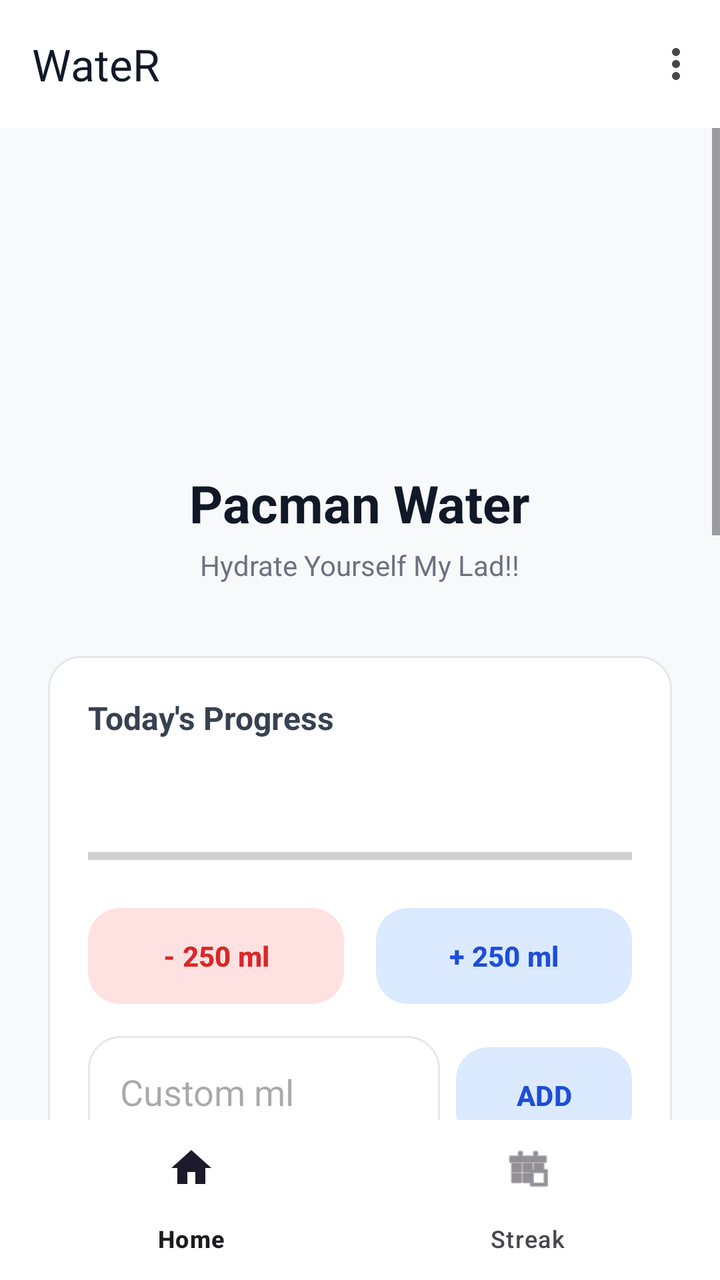
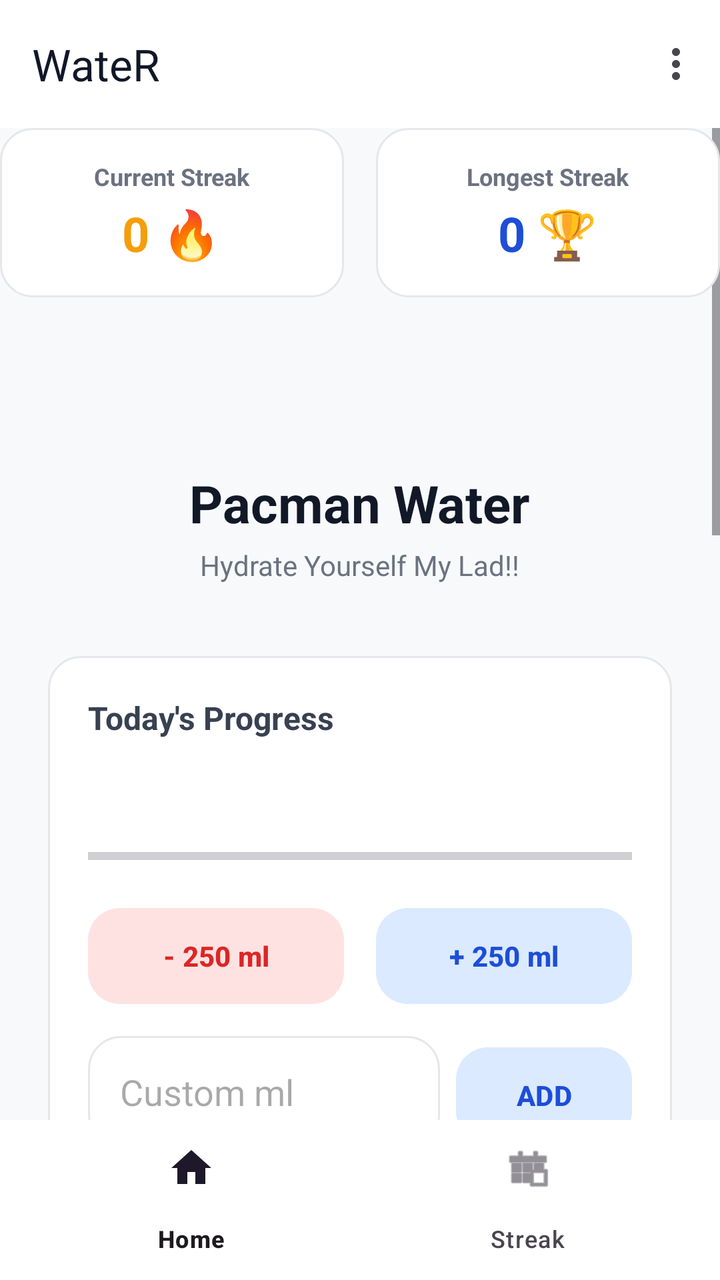

An Android layout rendered at two revisions. The XML below is the earlier revision; the diff shows what the commit changed to produce the second picture.
<!-- AndroidManifest.xml: application theme Theme.WateR -->
<!-- res/layout/activity_main.xml -->
<?xml version="1.0" encoding="utf-8"?>
<RelativeLayout xmlns:android="http://schemas.android.com/apk/res/android"
    xmlns:app="http://schemas.android.com/apk/res-auto"
    android:layout_width="match_parent"
    android:layout_height="match_parent"
    android:background="#F8F9FA">

    
    <com.google.android.material.appbar.AppBarLayout
        android:id="@+id/appBarLayout"
        android:layout_width="match_parent"
        android:layout_height="wrap_content"
        android:layout_alignParentTop="true">

        <com.google.android.material.appbar.MaterialToolbar
            android:id="@+id/topAppBar"
            android:layout_width="match_parent"
            android:layout_height="?attr/actionBarSize"
            app:title="WateR"
            app:titleTextColor="#111827"
            android:background="#FFFFFF"
            app:menu="@menu/main_menu" />
    </com.google.android.material.appbar.AppBarLayout>

    <FrameLayout
        android:layout_width="match_parent"
        android:layout_height="match_parent"
        android:layout_below="@id/appBarLayout"
        android:layout_above="@id/bottomNavigation">

        
        
        
        <ScrollView
            android:id="@+id/screenHome"
            android:layout_width="match_parent"
            android:layout_height="match_parent"
            android:fillViewport="true">

            <LinearLayout
                android:layout_width="match_parent"
                android:layout_height="wrap_content"
                android:orientation="vertical"
                android:padding="24dp"
                android:gravity="center_horizontal">

                <ImageView
                    android:id="@+id/appLogo"
                    android:layout_width="90dp"
                    android:layout_height="90dp"
                    android:layout_marginTop="40dp"
                    android:contentDescription="@string/app_logo_desc"
                    android:src="@mipmap/ic_launcher" />

                <TextView
                    android:layout_width="wrap_content"
                    android:layout_height="wrap_content"
                    android:layout_marginTop="16dp"
                    android:text="@string/title_text"
                    android:textColor="#111827"
                    android:textSize="26sp"
                    android:textStyle="bold" />

                <TextView
                    android:layout_width="wrap_content"
                    android:layout_height="wrap_content"
                    android:layout_marginTop="4dp"
                    android:layout_marginBottom="36dp"
                    android:text="@string/subtitle_text"
                    android:textColor="#6B7280"
                    android:textSize="14sp" />

                
                <LinearLayout
                    android:layout_width="match_parent"
                    android:layout_height="wrap_content"
                    android:orientation="vertical"
                    android:background="@drawable/bg_input_field"
                    android:padding="20dp"
                    android:layout_marginBottom="24dp">

                    <TextView
                        android:layout_width="wrap_content"
                        android:layout_height="wrap_content"
                        android:text="@string/todays_progress"
                        android:textColor="#374151"
                        android:textSize="16sp"
                        android:textStyle="bold" />

                    <TextView
                        android:id="@+id/progressText"
                        android:layout_width="wrap_content"
                        android:layout_height="wrap_content"
                        android:textColor="#3B82F6"
                        android:textSize="24sp"
                        android:textStyle="bold"
                        android:layout_marginTop="8dp" />

                    <ProgressBar
                        android:id="@+id/progressBar"
                        style="?android:attr/progressBarStyleHorizontal"
                        android:layout_width="match_parent"
                        android:layout_height="12dp"
                        android:layout_marginTop="12dp"
                        android:max="2500"
                        android:progress="0"
                        android:progressTint="#3B82F6" />

                    <LinearLayout
                        android:layout_width="match_parent"
                        android:layout_height="wrap_content"
                        android:orientation="horizontal"
                        android:layout_marginTop="16dp"
                        android:weightSum="2">

                        <com.google.android.material.button.MaterialButton
                            android:id="@+id/btnSubSmall"
                            android:layout_width="0dp"
                            android:layout_height="56dp"
                            android:layout_weight="1"
                            android:layout_marginEnd="8dp"
                            android:text="@string/sub_250_ml"
                            app:backgroundTint="#FEE2E2"
                            android:textColor="#DC2626"
                            app:cornerRadius="16dp"
                            app:elevation="0dp"
                            android:textStyle="bold" />

                        <com.google.android.material.button.MaterialButton
                            android:id="@+id/btnAddSmall"
                            android:layout_width="0dp"
                            android:layout_height="56dp"
                            android:layout_weight="1"
                            android:layout_marginStart="8dp"
                            android:text="@string/add_250_ml"
                            app:backgroundTint="#DBEAFE"
                            android:textColor="#1D4ED8"
                            app:cornerRadius="16dp"
                            app:elevation="0dp"
                            android:textStyle="bold" />
                    </LinearLayout>

                    <LinearLayout
                        android:layout_width="match_parent"
                        android:layout_height="wrap_content"
                        android:orientation="horizontal"
                        android:layout_marginTop="12dp">

                        <EditText
                            android:id="@+id/customAmountInput"
                            android:layout_width="0dp"
                            android:layout_height="56dp"
                            android:layout_weight="1"
                            android:background="@drawable/bg_input_field"
                            android:hint="@string/custom_ml_hint"
                            android:inputType="number"
                            android:autofillHints="none"
                            android:paddingHorizontal="16dp"
                            android:layout_marginEnd="8dp"
                            android:textColor="#111827" />

                        <com.google.android.material.button.MaterialButton
                            android:id="@+id/btnAddCustom"
                            android:layout_width="wrap_content"
                            android:layout_height="56dp"
                            app:backgroundTint="#DBEAFE"
                            android:paddingHorizontal="24dp"
                            android:text="@string/add_btn"
                            android:textColor="#1D4ED8"
                            app:cornerRadius="16dp"
                            app:elevation="0dp"
                            android:textStyle="bold" />
                    </LinearLayout>
                </LinearLayout>

                
                <LinearLayout
                    android:layout_width="match_parent"
                    android:layout_height="wrap_content"
                    android:orientation="vertical"
                    android:layout_marginBottom="24dp">

                    <TextView
                        android:layout_width="wrap_content"
                        android:layout_height="wrap_content"
                        android:text="@string/goal_label"
                        android:textColor="#374151"
                        android:textSize="14sp"
                        android:textStyle="bold"
                        android:layout_marginBottom="8dp" />

                    <LinearLayout
                        android:layout_width="match_parent"
                        android:layout_height="wrap_content"
                        android:orientation="horizontal">

                        <EditText
                            android:id="@+id/goalInput"
                            android:layout_width="0dp"
                            android:layout_height="56dp"
                            android:layout_weight="1"
                            android:background="@drawable/bg_input_field"
                            android:hint="@string/goal_hint"
                            android:inputType="numberDecimal"
                            android:autofillHints="none"
                            android:paddingHorizontal="16dp"
                            android:layout_marginEnd="8dp" />

                        <com.google.android.material.button.MaterialButton
                            android:id="@+id/btnUpdateGoal"
                            android:layout_width="wrap_content"
                            android:layout_height="56dp"
                            app:backgroundTint="#DBEAFE"
                            android:paddingHorizontal="16dp"
                            android:text="@string/update_goal"
                            android:textColor="#1D4ED8"
                            app:cornerRadius="16dp"
                            app:elevation="0dp"
                            android:textStyle="bold" />
                    </LinearLayout>
                </LinearLayout>

                
                <LinearLayout
                    android:layout_width="match_parent"
                    android:layout_height="wrap_content"
                    android:orientation="vertical"
                    android:background="@drawable/bg_input_field"
                    android:padding="20dp"
                    android:layout_marginBottom="24dp">

                    <TextView
                        android:layout_width="wrap_content"
                        android:layout_height="wrap_content"
                        android:text="@string/spydy_reminders"
                        android:textColor="#374151"
                        android:textSize="16sp"
                        android:textStyle="bold" />

                    <LinearLayout
                        android:layout_width="match_parent"
                        android:layout_height="wrap_content"
                        android:orientation="horizontal"
                        android:layout_marginTop="16dp"
                        android:weightSum="2">

                        <com.google.android.material.button.MaterialButton
                            android:id="@+id/btnTabRepeat"
                            android:layout_width="0dp"
                            android:layout_height="48dp"
                            android:layout_weight="1"
                            app:backgroundTint="#1D4ED8"
                            android:text="@string/tab_repeat"
                            android:textColor="#FFFFFF"
                            app:cornerRadius="12dp"
                            app:elevation="0dp"
                            android:layout_marginEnd="4dp"
                            android:textStyle="bold" />

                        <com.google.android.material.button.MaterialButton
                            android:id="@+id/btnTabAtTime"
                            android:layout_width="0dp"
                            android:layout_height="48dp"
                            android:layout_weight="1"
                            app:backgroundTint="#E5E7EB"
                            android:text="@string/tab_at_time"
                            android:textColor="#6B7280"
                            app:cornerRadius="12dp"
                            app:elevation="0dp"
                            android:layout_marginStart="4dp"
                            android:textStyle="bold" />
                    </LinearLayout>

                    <EditText
                        android:id="@+id/inputRepeatInterval"
                        android:layout_width="match_parent"
                        android:layout_height="56dp"
                        android:layout_marginTop="16dp"
                        android:background="@drawable/bg_input_field"
                        android:hint="@string/hint_interval"
                        android:inputType="numberDecimal"
                        android:autofillHints="none"
                        android:paddingHorizontal="16dp" />

                    <TextView
                        android:id="@+id/inputSpecificTime"
                        android:layout_width="match_parent"
                        android:layout_height="56dp"
                        android:layout_marginTop="16dp"
                        android:background="@drawable/bg_input_field"
                        android:text="@string/hint_time"
                        android:gravity="center_vertical"
                        android:paddingHorizontal="16dp"
                        android:textColor="#6B7280"
                        android:textSize="16sp"
                        android:visibility="gone" />

                    <com.google.android.material.button.MaterialButton
                        android:id="@+id/btnAddReminder"
                        android:layout_width="match_parent"
                        android:layout_height="56dp"
                        android:layout_marginTop="16dp"
                        app:backgroundTint="#111827"
                        android:text="@string/btn_add_reminder"
                        android:textColor="#FFFFFF"
                        app:cornerRadius="16dp"
                        app:elevation="0dp"
                        android:textStyle="bold" />

                    <View
                        android:layout_width="match_parent"
                        android:layout_height="1dp"
                        android:background="#E5E7EB"
                        android:layout_marginVertical="20dp" />

                    <TextView
                        android:layout_width="wrap_content"
                        android:layout_height="wrap_content"
                        android:text="@string/active_reminders"
                        android:textColor="#6B7280"
                        android:textSize="14sp"
                        android:textStyle="bold"
                        android:layout_marginBottom="12dp" />

                    <LinearLayout
                        android:id="@+id/activeRemindersContainer"
                        android:layout_width="match_parent"
                        android:layout_height="wrap_content"
                        android:orientation="vertical" />

                </LinearLayout>

                
                <com.google.android.material.switchmaterial.SwitchMaterial
                    android:id="@+id/toggleSwitch"
                    android:layout_width="match_parent"
                    android:layout_height="wrap_content"
                    android:layout_marginTop="16dp"
                    android:layout_marginBottom="36dp"
                    android:text="@string/activate_reminder"
                    android:textColor="#111827"
                    android:textSize="16sp"
                    android:textStyle="bold" />

                <com.google.android.material.button.MaterialButton
                    android:id="@+id/saveButton"
                    android:layout_width="match_parent"
                    android:layout_height="58dp"
                    app:backgroundTint="#111827"
                    android:text="@string/save_btn"
                    android:textColor="#FFFFFF"
                    app:cornerRadius="16dp"
                    app:elevation="0dp"
                    android:textStyle="bold" />

            </LinearLayout>
        </ScrollView>

        
        <LinearLayout
            android:id="@+id/screenCalendar"
            android:layout_width="match_parent"
            android:layout_height="match_parent"
            android:orientation="vertical"
            android:visibility="gone"
            android:padding="24dp"
            android:gravity="top|center_horizontal">

            <TextView
                android:layout_width="wrap_content"
                android:layout_height="wrap_content"
                android:text="@string/hydration_streak"
                android:textColor="#111827"
                android:textSize="24sp"
                android:textStyle="bold"
                android:layout_marginTop="20dp"
                android:layout_marginBottom="16dp" />

            <com.applandeo.materialcalendarview.CalendarView
                android:id="@+id/streakCalendar"
                android:layout_width="match_parent"
                android:layout_height="wrap_content"
                android:background="@drawable/bg_input_field"
                app:headerColor="#DBEAFE"
                app:headerLabelColor="#1D4ED8"
                app:previousButtonSrc="@android:drawable/ic_media_previous"
                app:forwardButtonSrc="@android:drawable/ic_media_next"
                app:type="classic" />

            <TextView
                android:id="@+id/selectedDayIntakeText"
                android:layout_width="match_parent"
                android:layout_height="wrap_content"
                android:layout_marginTop="24dp"
                android:background="@drawable/bg_input_field"
                android:padding="16dp"
                android:text="@string/tap_to_view"
                android:textAlignment="center"
                android:textColor="#111827"
                android:textSize="16sp"
                android:textStyle="bold" />
        </LinearLayout>
    </FrameLayout>

    <com.google.android.material.bottomnavigation.BottomNavigationView
        android:id="@+id/bottomNavigation"
        android:layout_width="match_parent"
        android:layout_height="wrap_content"
        android:layout_alignParentBottom="true"
        android:background="#FFFFFF"
        app:menu="@menu/bottom_nav" />

</RelativeLayout>
<!-- resources referenced by this layout -->
<resources>
  <!-- drawable bg_input_field (drawable) -->
  <?xml version="1.0" encoding="utf-8"?>
  <shape xmlns:android="http://schemas.android.com/apk/res/android"
      android:shape="rectangle">
      <solid android:color="#FFFFFF" />
      <stroke
          android:width="1dp"
          android:color="#E5E7EB" />
      
      <corners android:radius="16dp" />
  </shape>
  <!-- mipmap ic_launcher (mipmap-anydpi-v26) -->
  <?xml version="1.0" encoding="utf-8"?>
  <adaptive-icon xmlns:android="http://schemas.android.com/apk/res/android">
      <background android:drawable="@color/ic_launcher_background" />
      <foreground android:drawable="@mipmap/ic_launcher_foreground" />
      <monochrome android:drawable="@mipmap/ic_launcher_foreground" />
  </adaptive-icon>
  <string name="activate_reminder">Activate Water Reminder</string>
  <string name="active_reminders">Active Reminders</string>
  <string name="add_250_ml">+ 250 ml</string>
  <string name="add_btn">ADD</string>
  <string name="app_logo_desc">App Logo</string>
  <string name="btn_add_reminder">ADD REMINDER</string>
  <string name="custom_ml_hint">Custom ml</string>
  <string name="goal_hint">e.g. 2.5</string>
  <string name="goal_label">Daily Water Goal (Liters)</string>
  <string name="hint_interval">Interval (e.g. 2.0 hours)</string>
  <string name="hint_time">Tap to select time...</string>
  <string name="hydration_streak">Your Hydration Streak</string>
  <string name="save_btn">SAVE</string>
  <string name="spydy_reminders">Pacman Reminders</string>
  <string name="sub_250_ml">- 250 ml</string>
  <string name="subtitle_text">Hydrate Yourself My Lad!!</string>
  <string name="tab_at_time">At Time</string>
  <string name="tab_repeat">Repeat</string>
  <string name="tap_to_view">Tap a day to view history</string>
  <string name="title_text">Pacman Water</string>
  <string name="todays_progress">Today\'s Progress</string>
  <string name="update_goal">UPDATE</string>
  <style name="Theme.WateR" parent="Base.Theme.WateR" />
  <color name="ic_launcher_background">#ECECEC</color>
  <style name="Base.Theme.WateR" parent="Theme.Material3.DayNight.NoActionBar">
          <item name="android:statusBarColor">@android:color/white</item>
          <item name="android:windowLightStatusBar">true</item>
      </style>
</resources>

<!-- the commit's change to res/layout/activity_main.xml (unified diff, before → after) -->
@@ -400,6 +400,75 @@
                 android:textSize="16sp"
                 android:textStyle="bold" />
         </LinearLayout>
+
+        
+        <LinearLayout
+            android:layout_width="match_parent"
+            android:layout_height="wrap_content"
+            android:orientation="horizontal"
+            android:layout_marginBottom="20dp"
+            android:weightSum="2">
+
+            
+            <LinearLayout
+                android:layout_width="0dp"
+                android:layout_height="wrap_content"
+                android:layout_weight="1"
+                android:orientation="vertical"
+                android:background="@drawable/bg_input_field"
+                android:padding="16dp"
+                android:layout_marginEnd="8dp"
+                android:gravity="center">
+
+                <TextView
+                    android:layout_width="wrap_content"
+                    android:layout_height="wrap_content"
+                    android:text="Current Streak"
+                    android:textColor="#6B7280"
+                    android:textSize="12sp"
+                    android:textStyle="bold" />
+
+                <TextView
+                    android:id="@+id/currentStreakText"
+                    android:layout_width="wrap_content"
+                    android:layout_height="wrap_content"
+                    android:text="0 🔥"
+                    android:textColor="#F59E0B"
+                    android:textSize="24sp"
+                    android:textStyle="bold"
+                    android:layout_marginTop="4dp"/>
+            </LinearLayout>
+
+            
+            <LinearLayout
+                android:layout_width="0dp"
+                android:layout_height="wrap_content"
+                android:layout_weight="1"
+                android:orientation="vertical"
+                android:background="@drawable/bg_input_field"
+                android:padding="16dp"
+                android:layout_marginStart="8dp"
+                android:gravity="center">
+
+                <TextView
+                    android:layout_width="wrap_content"
+                    android:layout_height="wrap_content"
+                    android:text="Longest Streak"
+                    android:textColor="#6B7280"
+                    android:textSize="12sp"
+                    android:textStyle="bold" />
+
+                <TextView
+                    android:id="@+id/longestStreakText"
+                    android:layout_width="wrap_content"
+                    android:layout_height="wrap_content"
+                    android:text="0 🏆"
+                    android:textColor="#1D4ED8"
+                    android:textSize="24sp"
+                    android:textStyle="bold"
+                    android:layout_marginTop="4dp"/>
+            </LinearLayout>
+        </LinearLayout>
     </FrameLayout>
 
     <com.google.android.material.bottomnavigation.BottomNavigationView
